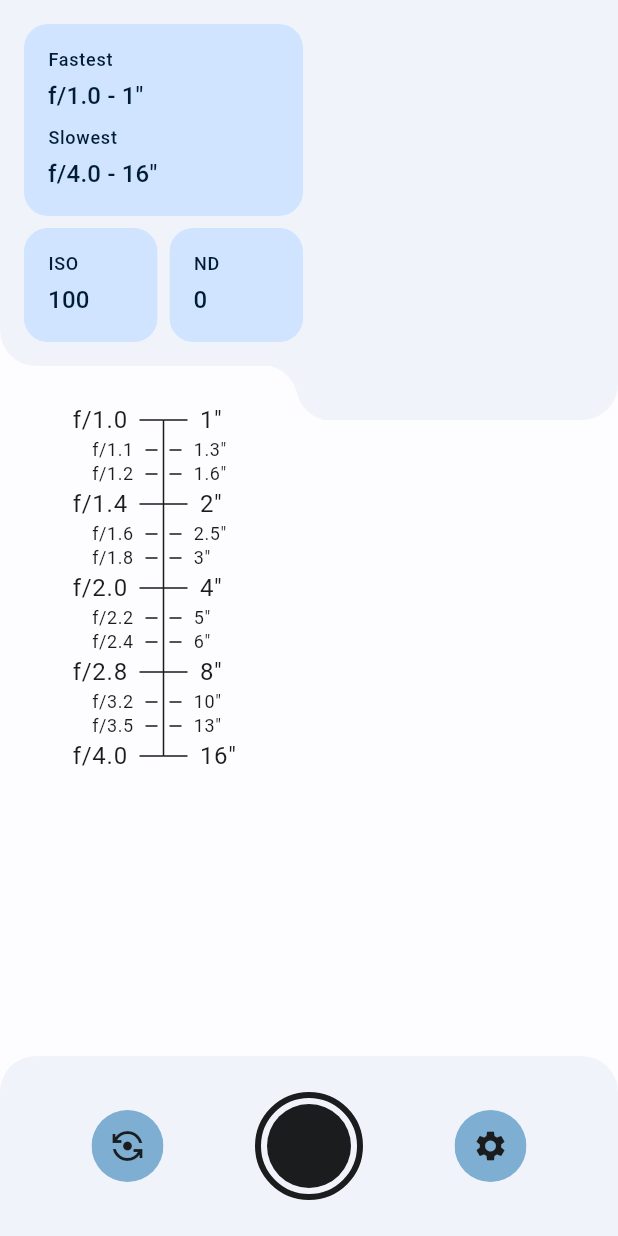
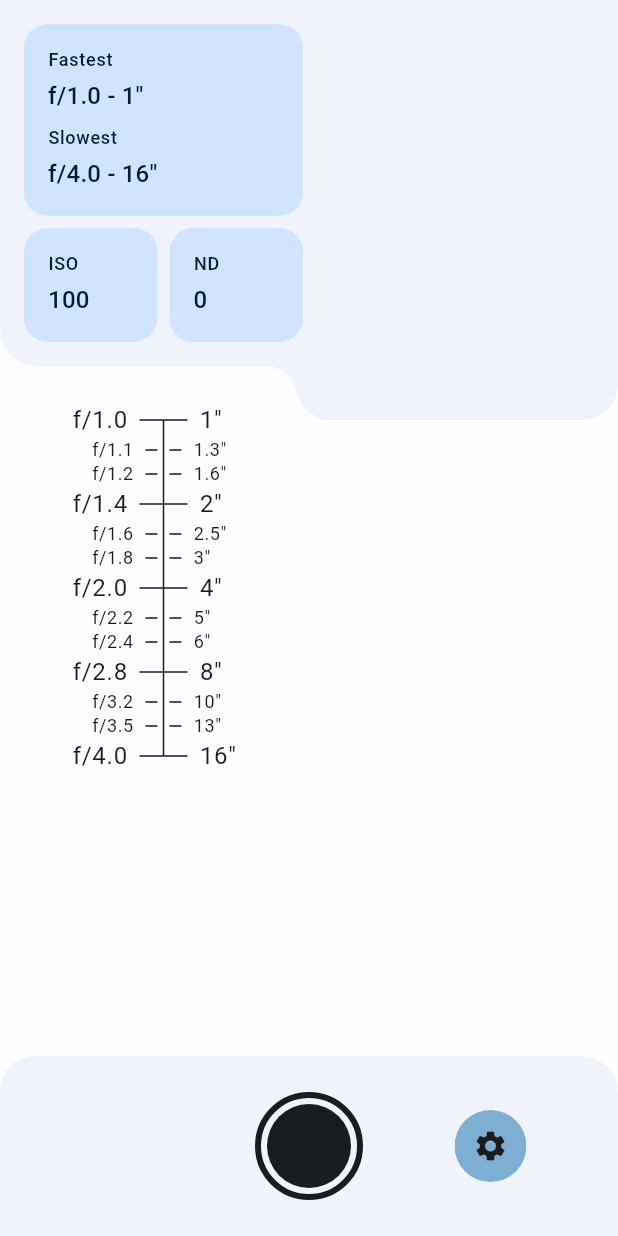
Before and after one commit to vodemn/m3_lightmeter, a Flutter app: the screen it shows after launch, on a phone screen of 412 x 824 dp. Run offline on Flutter 3.47's test engine with Material 2 defaults, Android fonts, the phone set to English and light mode, and no system bars; our stand-ins replace camera, flutter_bloc, material_color_utilities, package_info_plus, permission_handler, shared_preferences; missing offline and left inert: exif; generated files the repository leaves out were written again.

Commit message:
Removed source-swap button

```diff
--- a/lib/screens/metering/components/bottom_controls/components/widget_button_secondary.dart
+++ b/lib/screens/metering/components/bottom_controls/components/widget_button_secondary.dart
@@ -14,7 +14,8 @@ class MeteringSecondaryButton extends StatelessWidget {
 
   @override
   Widget build(BuildContext context) {
-    return FilledCircle(
+    return Center(
+      child: FilledCircle(
         color: Theme.of(context).colorScheme.surfaceVariant,
         size: 48,
         child: Center(
@@ -24,6 +25,7 @@ class MeteringSecondaryButton extends StatelessWidget {
             icon: Icon(icon),
           ),
         ),
+      ),
     );
   }
 }
--- a/lib/screens/metering/components/bottom_controls/widget_bottom_controls.dart
+++ b/lib/screens/metering/components/bottom_controls/widget_bottom_controls.dart
@@ -5,12 +5,10 @@ import 'components/widget_button_measure.dart';
 import 'components/widget_button_secondary.dart';
 
 class MeteringBottomControls extends StatelessWidget {
-  final VoidCallback onSourceChanged;
   final VoidCallback onMeasure;
   final VoidCallback onSettings;
 
   const MeteringBottomControls({
-    required this.onSourceChanged,
     required this.onMeasure,
     required this.onSettings,
     super.key,
@@ -32,16 +30,15 @@ class MeteringBottomControls extends StatelessWidget {
             child: Row(
               mainAxisAlignment: MainAxisAlignment.spaceEvenly,
               children: [
-                MeteringSecondaryButton(
-                  onPressed: onSourceChanged,
-                  icon: Icons.flip_camera_android,
-                ),
+                const Spacer(),
                 MeteringMeasureButton(
                   onTap: onMeasure,
                 ),
-                MeteringSecondaryButton(
-                  onPressed: onSettings,
-                  icon: Icons.settings,
+                Expanded(
+                  child: MeteringSecondaryButton(
+                    onPressed: onSettings,
+                    icon: Icons.settings,
+                  ),
                 ),
               ],
             ),
--- a/lib/screens/metering/screen_metering.dart
+++ b/lib/screens/metering/screen_metering.dart
@@ -86,7 +86,6 @@ class _MeteringScreenState extends State<MeteringScreen> {
                     ),
                   ),
                   MeteringBottomControls(
-                    onSourceChanged: () {},
                     onMeasure: () => context.read<MeteringBloc>().add(const MeasureEvent()),
                     onSettings: () {
                       Navigator.push(context, MaterialPageRoute(builder: (context) => const SettingsScreen()));
```
Lines whose indentation alone changed are shown as unchanged.
